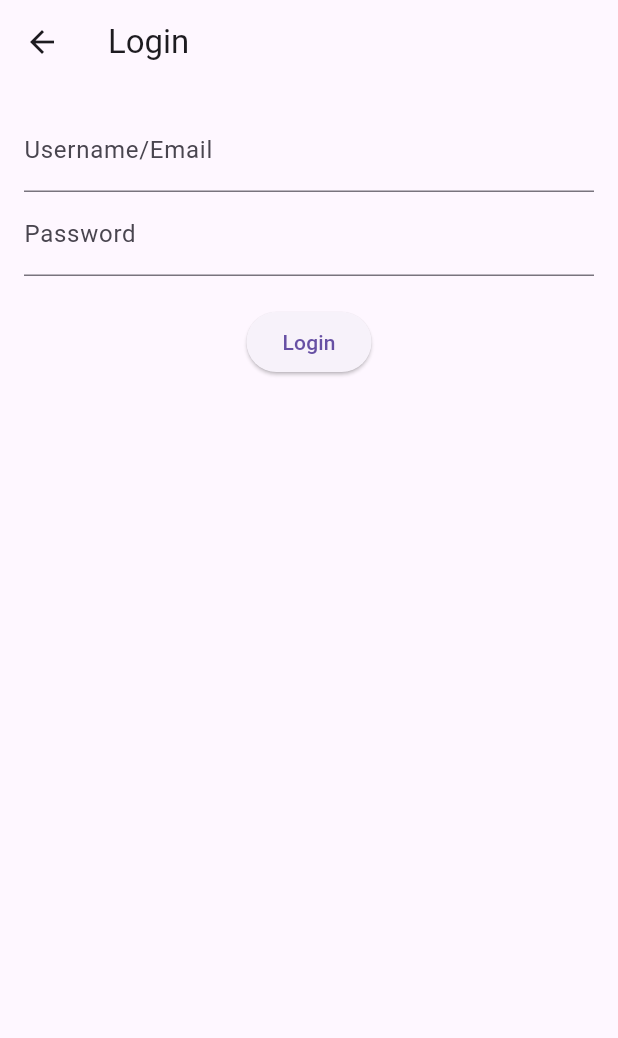
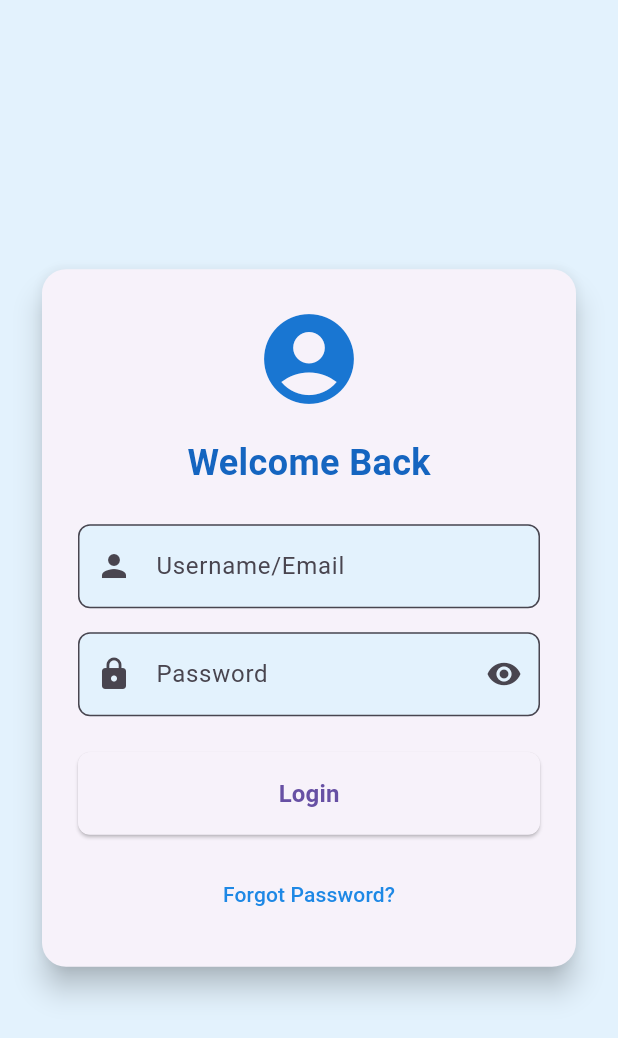
Before and after one commit to fxsym/presensi-fa-mobile, a Flutter app: the LoginPage screen opened by its route, on a phone screen of 412 x 824 dp. Shown: the top 1038 px of the screen. Run offline on Flutter 3.47's test engine with Material 3 defaults, Android fonts, the phone set to English and light mode, and no system bars; our stand-ins replace flutter_svg, image_picker, shared_preferences; accounts and stored records are empty.

Commit message:
Redesign login page

```diff
--- a/lib/main.dart
+++ b/lib/main.dart
@@ -19,7 +19,7 @@ class MyApp extends StatelessWidget {
   Widget build(BuildContext context) {
     return MaterialApp(
       debugShowCheckedModeBanner: false,
-      initialRoute: '/register',
+      initialRoute: '/',
       onGenerateRoute: (settings) {
         if (settings.name == '/presence') {
           final args = settings.arguments as Map<String, dynamic>;
--- a/lib/pages/login_page.dart
+++ b/lib/pages/login_page.dart
@@ -12,8 +12,11 @@ class _LoginPageState extends State<LoginPage> {
   final _passwordController = TextEditingController();
 
   bool _isLoading = false;
+  bool _obscurePassword = true;
 
   Future<void> _handleLogin() async {
+    if (!_formKey.currentState!.validate()) return;
+
     setState(() {
       _isLoading = true;
     });
@@ -27,7 +30,10 @@ class _LoginPageState extends State<LoginPage> {
       Navigator.pushReplacementNamed(context, '/main');
     } catch (e) {
       ScaffoldMessenger.of(context).showSnackBar(
-        SnackBar(content: Text(e.toString())),
+        SnackBar(
+          content: Text(e.toString()),
+          backgroundColor: Colors.red,
+        ),
       );
     } finally {
       setState(() {
@@ -39,30 +45,130 @@ class _LoginPageState extends State<LoginPage> {
   @override
   Widget build(BuildContext context) {
     return Scaffold(
-      appBar: AppBar(title: Text('Login')),
-      body: Padding(
-        padding: EdgeInsets.all(16.0),
+      backgroundColor: Colors.blue[50],
+      body: Center(
+        child: SingleChildScrollView(
+          padding: EdgeInsets.all(24.0),
+          child: Card(
+            elevation: 8,
+            shape: RoundedRectangleBorder(
+              borderRadius: BorderRadius.circular(16),
+            ),
+            child: Padding(
+              padding: EdgeInsets.all(24.0),
               child: Form(
                 key: _formKey,
                 child: Column(
+                  mainAxisSize: MainAxisSize.min,
                   children: [
+                    Icon(
+                      Icons.account_circle,
+                      size: 72,
+                      color: Colors.blue[700],
+                    ),
+                    SizedBox(height: 16),
+                    Text(
+                      'Welcome Back',
+                      style: TextStyle(
+                        fontSize: 24,
+                        fontWeight: FontWeight.bold,
+                        color: Colors.blue[800],
+                      ),
+                    ),
+                    SizedBox(height: 24),
                     TextFormField(
                       controller: _usernameController,
-                decoration: InputDecoration(labelText: 'Username/Email'),
+                      decoration: InputDecoration(
+                        labelText: 'Username/Email',
+                        prefixIcon: Icon(Icons.person),
+                        border: OutlineInputBorder(
+                          borderRadius: BorderRadius.circular(8),
                         ),
+                        filled: true,
+                        fillColor: Colors.blue[50],
+                      ),
+                      validator: (value) {
+                        if (value == null || value.isEmpty) {
+                          return 'Please enter your username/email';
+                        }
+                        return null;
+                      },
+                    ),
+                    SizedBox(height: 16),
                     TextFormField(
                       controller: _passwordController,
-                decoration: InputDecoration(labelText: 'Password'),
-                obscureText: true,
+                      decoration: InputDecoration(
+                        labelText: 'Password',
+                        prefixIcon: Icon(Icons.lock),
+                        suffixIcon: IconButton(
+                          icon: Icon(
+                            _obscurePassword
+                                ? Icons.visibility
+                                : Icons.visibility_off,
                           ),
-              SizedBox(height: 20),
-              _isLoading
-                  ? CircularProgressIndicator()
-                  : ElevatedButton(
-                      onPressed: _handleLogin,
-                      child: Text('Login'),
+                          onPressed: () {
+                            setState(() {
+                              _obscurePassword = !_obscurePassword;
+                            });
+                          },
+                        ),
+                        border: OutlineInputBorder(
+                          borderRadius: BorderRadius.circular(8),
+                        ),
+                        filled: true,
+                        fillColor: Colors.blue[50],
+                      ),
+                      obscureText: _obscurePassword,
+                      validator: (value) {
+                        if (value == null || value.isEmpty) {
+                          return 'Please enter your password';
+                        }
+                        return null;
+                      },
+                    ),
+                    SizedBox(height: 24),
+                    SizedBox(
+                      width: double.infinity,
+                      child: ElevatedButton(
+                        onPressed: _isLoading ? null : _handleLogin,
+                        style: ElevatedButton.styleFrom(
+                          padding: EdgeInsets.symmetric(vertical: 16),
+                          shape: RoundedRectangleBorder(
+                            borderRadius: BorderRadius.circular(8),
+                          ),
+                        ),
+                        child: _isLoading
+                            ? SizedBox(
+                                height: 24,
+                                width: 24,
+                                child: CircularProgressIndicator(
+                                  color: Colors.white,
+                                  strokeWidth: 2,
+                                ),
+                              )
+                            : Text(
+                                'Login',
+                                style: TextStyle(
+                                  fontSize: 16,
+                                  fontWeight: FontWeight.bold,
+                                ),
+                              ),
+                      ),
+                    ),
+                    SizedBox(height: 16),
+                    TextButton(
+                      onPressed: () {
+                        // Add forgot password functionality
+                      },
+                      child: Text(
+                        'Forgot Password?',
+                        style: TextStyle(color: Colors.blue[600]),
+                      ),
                     ),
                   ],
+                ),
+              ),
+            ),
           ),
         ),
       ),
```
Lines whose indentation alone changed are shown as unchanged.
